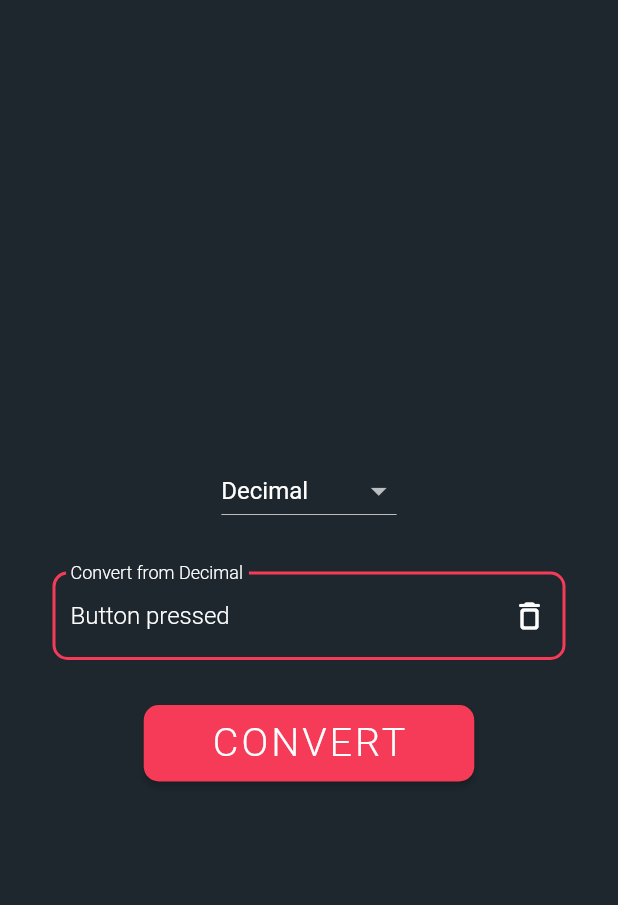
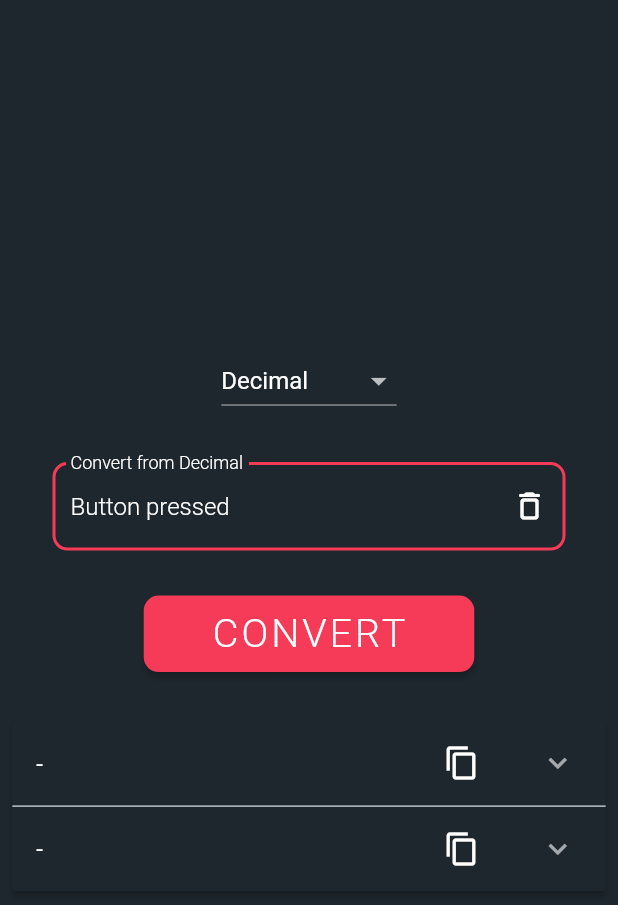
Before and after one commit to Bluewolf787/numcalc-mobile, a Flutter app: the screen it shows after launch, after a tap on "CONVERT", on a phone screen of 412 x 824 dp. Shown: the top 905 px of the screen. Run offline on Flutter 3.47's test engine with Material 2 defaults, Android fonts, the light colour scheme and no system bars; our stand-ins replace theme_provider; Roboto replaces fonts that are missing (Montserrat).

Commit message:
simple UI: expansion panel list

```diff
--- a/lib/ui/home_page.dart
+++ b/lib/ui/home_page.dart
@@ -3,7 +3,9 @@ import 'package:flutter/material.dart';
 import 'package:numcalc_mobile/utils/size_config.dart';
 import 'package:numcalc_mobile/widgets/button.dart';
 import 'package:numcalc_mobile/widgets/close_dialog.dart';
+import 'package:numcalc_mobile/widgets/expansion_panel_item.dart';
 import 'package:numcalc_mobile/widgets/input_field.dart';
+import 'package:numcalc_mobile/widgets/tables.dart';
 import 'package:theme_provider/theme_provider.dart';
 
 class HomePage extends StatefulWidget {
@@ -17,6 +19,9 @@ class _HomePageState extends State<HomePage> {
 
   String _dropdownValue = 'Decimal';
   List<String> _numberalSystems = ['Decimal', 'Binary', 'Octal', 'Hexadecimal'];
+
+  bool _isResultVisibile = false;
+  List<Item> resultData = [Item(headerValue: '-', expandedValue: BinaryTable(calculation: '-', rest: '-', interimResult: '-',)), Item(headerValue: '-', expandedValue: FourRowTable(powerCalc: '-', restCalc: '-', rest: '-', interimResult: '-',))];
 
   @override
   void initState() {
@@ -69,14 +74,51 @@ class _HomePageState extends State<HomePage> {
                   ),
                 ),
 
-                ConvertButton(
-                  onPressed: () {
-                    setState(() {
-                      _editingController.text =  'Button pressed';
-                    });
-                  }
+                Padding(
+                  padding: EdgeInsets.only(bottom: SizeConfig.heightMultiplier * 4),
+                  child: ConvertButton(
+                    onPressed: () {
+                      setState(() {
+                        _editingController.text =  'Button pressed';
+                        _isResultVisibile = true;
+                      });
+                    }
+                  ),
                 ),
 
+                Visibility(
+                  visible: _isResultVisibile,
+                  child: Padding(
+                    padding: EdgeInsets.only(left: SizeConfig.widthMultiplier * 2, right: SizeConfig.widthMultiplier * 2),
+                    child: ExpansionPanelList(
+                      expansionCallback: (int index, bool isExpanded) {
+                        setState(() {
+                          resultData[index].isExpanded = !isExpanded;
+                        });
+                      },
+                      children: resultData.map<ExpansionPanel>((Item item) {
+                        return ExpansionPanel(
+                          backgroundColor: ThemeProvider.themeOf(context).data.scaffoldBackgroundColor,
+                          headerBuilder: (BuildContext context, bool isExpanded) {
+                            return ListTile(
+                              title: Text(item.headerValue),
+                              trailing: IconButton(
+                                icon: Icon(Icons.copy),
+                                onPressed: () {
+                                  print('COPYED');
+                                },
+                              ),
+                            );
+                          },
+                          body: ListTile(
+                            title: item.expandedValue,
+                          ),
+                          isExpanded: item.isExpanded,
+                        );
+                      }).toList(),
+                    ),
+                  ),
+                ),
               ],
             ),
           ),
--- /dev/null
+++ b/lib/widgets/expansion_panel_item.dart
@@ -0,0 +1,13 @@
+import 'package:flutter/material.dart';
+
+class Item {
+  Item({
+    @required this.headerValue,
+    @required this.expandedValue,
+    this.isExpanded = false,
+  });
+
+  String headerValue;
+  Widget expandedValue;
+  bool isExpanded;
+}
--- /dev/null
+++ b/lib/widgets/expansion_panel_list.dart
@@ -0,0 +1,20 @@
+import 'package:flutter/material.dart';
+import 'package:numcalc_mobile/widgets/expansion_panel_item.dart';
+
+class ResultList extends StatelessWidget {
+  const ResultList({
+    Key key,
+    @required this.data,
+  }) : super(key: key);
+
+  final List<Item> data;
+
+  @override
+  Widget build(BuildContext context) {
+    return ExpansionPanelList(
+      expansionCallback: (int index, bool isExpanded) {
+
+      },
+    );
+  }
+}
--- /dev/null
+++ b/lib/widgets/tables.dart
@@ -0,0 +1,273 @@
+import 'package:flutter/material.dart';
+import 'package:theme_provider/theme_provider.dart';
+
+class BinaryTable extends StatelessWidget {
+  const BinaryTable({
+    Key key,
+    @required this.calculation,
+    @required this.rest,
+    @required this.interimResult,
+  }) : super(key: key);
+
+  final String calculation;
+  final String rest;
+  final String interimResult;
+
+  @override
+  Widget build(BuildContext context) {
+    return Table(
+      border: TableBorder(
+        horizontalInside: BorderSide(
+          width: 1,
+          color: ThemeProvider.themeOf(context).data.dividerColor,
+          style: BorderStyle.solid,
+        ),
+        verticalInside: BorderSide(
+          width: 1,
+          color: ThemeProvider.themeOf(context).data.dividerColor,
+          style: BorderStyle.solid,
+        ),
+      ),
+      defaultColumnWidth: FlexColumnWidth(),
+      defaultVerticalAlignment: TableCellVerticalAlignment.middle,
+      children: <TableRow>[
+        TableRow(
+          children: <Widget>[
+            Center(
+              child: Text(
+                'calculation'.toUpperCase(),
+                textAlign: TextAlign.center,
+                style: TextStyle(
+                  fontFamily: 'Montserrat',
+                  fontSize: 12,
+                  fontWeight: FontWeight.w400,
+                  color: ThemeProvider.themeOf(context).data.primaryColor,
+                ),
+              ),
+            ),
+            Center(
+              child: Text(
+                'rest'.toUpperCase(),
+                textAlign: TextAlign.center,
+                style: TextStyle(
+                  fontFamily: 'Montserrat',
+                  fontSize: 12,
+                  fontWeight: FontWeight.w400,
+                  color: ThemeProvider.themeOf(context).data.primaryColor,
+                ),
+              ),
+            ),
+            Center(
+              child: Text(
+                'interim result'.toUpperCase(),
+                textAlign: TextAlign.center,
+                style: TextStyle(
+                  fontFamily: 'Montserrat',
+                  fontSize: 12,
+                  fontWeight: FontWeight.w400,
+                  color: ThemeProvider.themeOf(context).data.primaryColor,
+                ),
+              ),
+            ),
+          ],
+        ),
+        TableRow(
+          children: <Widget>[
+            Padding(
+              padding: const EdgeInsets.only(top: 8.0, bottom: 8.0),
+              child: Center(
+                child: Text(
+                  calculation.toUpperCase(),
+                  style: TextStyle(
+                    fontFamily: 'Montserrat',
+                    fontSize: 12,
+                    fontWeight: FontWeight.w300,
+                    color: ThemeProvider.themeOf(context).data.primaryColor,
+                  ),
+                ),
+              ),
+            ),
+            Padding(
+              padding: const EdgeInsets.only(top: 8.0, bottom: 8.0),
+              child: Center(
+                child: Text(
+                  rest.toUpperCase(),
+                  style: TextStyle(
+                    fontFamily: 'Montserrat',
+                    fontSize: 12,
+                    fontWeight: FontWeight.w300,
+                    color: ThemeProvider.themeOf(context).data.primaryColor,
+                  ),
+                ),
+              ),
+            ),
+            Padding(
+              padding: const EdgeInsets.only(top: 8.0, bottom: 8.0),
+              child: Center(
+                child: Text(
+                  interimResult.toUpperCase(),
+                  style: TextStyle(
+                    fontFamily: 'Montserrat',
+                    fontSize: 12,
+                    fontWeight: FontWeight.w300,
+                    color: ThemeProvider.themeOf(context).data.primaryColor,
+                  ),
+                ),
+              ),
+            ),
+          ],
+        ),
+      ],
+    );
+  }
+}
+
+class FourRowTable extends StatelessWidget {
+  const FourRowTable({
+    Key key,
+    @required this.powerCalc,
+    @required this.restCalc,
+    @required this.rest,
+    @required this.interimResult,
+  }) : super(key: key);
+
+  final String powerCalc;
+  final String restCalc;
+  final String rest;
+  final String interimResult;
+
+  @override
+  Widget build(BuildContext context) {
+    return Table(
+      border: TableBorder(
+        horizontalInside: BorderSide(
+          width: 1,
+          color: ThemeProvider.themeOf(context).data.dividerColor,
+          style: BorderStyle.solid,
+        ),
+        verticalInside: BorderSide(
+          width: 1,
+          color: ThemeProvider.themeOf(context).data.dividerColor,
+          style: BorderStyle.solid,
+        ),
+      ),
+      defaultColumnWidth: FlexColumnWidth(),
+      defaultVerticalAlignment: TableCellVerticalAlignment.middle,
+
+      children: <TableRow>[
+        TableRow(
+          children: <Widget>[
+            Center(
+              child: Text(
+                'power calculation'.toUpperCase(),
+                textAlign: TextAlign.center,
+                style: TextStyle(
+                  fontFamily: 'Montserrat',
+                  fontSize: 12,
+                  fontWeight: FontWeight.w400,
+                  color: ThemeProvider.themeOf(context).data.primaryColor,
+                ),
+              ),
+            ),
+            Center(
+              child: Text(
+                'rest calculation'.toUpperCase(),
+                textAlign: TextAlign.center,
+                style: TextStyle(
+                  fontFamily: 'Montserrat',
+                  fontSize: 12,
+                  fontWeight: FontWeight.w400,
+                  color: ThemeProvider.themeOf(context).data.primaryColor,
+                ),
+              ),
+            ),
+            Center(
+              child: Text(
+                'rest'.toUpperCase(),
+                textAlign: TextAlign.center,
+                style: TextStyle(
+                  fontFamily: 'Montserrat',
+                  fontSize: 12,
+                  fontWeight: FontWeight.w400,
+                  color: ThemeProvider.themeOf(context).data.primaryColor,
+                ),
+              ),
+            ),
+            Center(
+              child: Text(
+                'interim result\t'.toUpperCase(),
+                textAlign: TextAlign.center,
+                style: TextStyle(
+                  fontFamily: 'Montserrat',
+                  fontSize: 12,
+                  fontWeight: FontWeight.w400,
+                  color: ThemeProvider.themeOf(context).data.primaryColor,
+                ),
+              ),
+            ),
+          ],
+        ),
+        TableRow(
+          children: <Widget>[
+            Padding(
+              padding: const EdgeInsets.only(top: 8.0, bottom: 8.0),
+              child: Center(
+                child: Text(
+                  powerCalc.toUpperCase(),
+                  style: TextStyle(
+                    fontFamily: 'Montserrat',
+                    fontSize: 12,
+                    fontWeight: FontWeight.w300,
+                    color: ThemeProvider.themeOf(context).data.primaryColor,
+                  ),
+                ),
+              ),
+            ),
+            Padding(
+              padding: const EdgeInsets.only(top: 8.0, bottom: 8.0),
+              child: Center(
+                child: Text(
+                  restCalc.toUpperCase(),
+                  style: TextStyle(
+                    fontFamily: 'Montserrat',
+                    fontSize: 12,
+                    fontWeight: FontWeight.w300,
+                    color: ThemeProvider.themeOf(context).data.primaryColor,
+                  ),
+                ),
+              ),
+            ),
+            Padding(
+              padding: const EdgeInsets.only(top: 8.0, bottom: 8.0),
+              child: Center(
+                child: Text(
+                  rest.toUpperCase(),
+                  style: TextStyle(
+                    fontFamily: 'Montserrat',
+                    fontSize: 12,
+                    fontWeight: FontWeight.w300,
+                    color: ThemeProvider.themeOf(context).data.primaryColor,
+                  ),
+                ),
+              ),
+            ),
+            Padding(
+              padding: const EdgeInsets.only(top: 8.0, bottom: 8.0),
+              child: Center(
+                child: Text(
+                  interimResult.toUpperCase(),
+                  style: TextStyle(
+                    fontFamily: 'Montserrat',
+                    fontSize: 12,
+                    fontWeight: FontWeight.w300,
+                    color: ThemeProvider.themeOf(context).data.primaryColor,
+                  ),
+                ),
+              ),
+            ),
+          ],
+        ),
+      ],
+    );
+  }
+}
```
